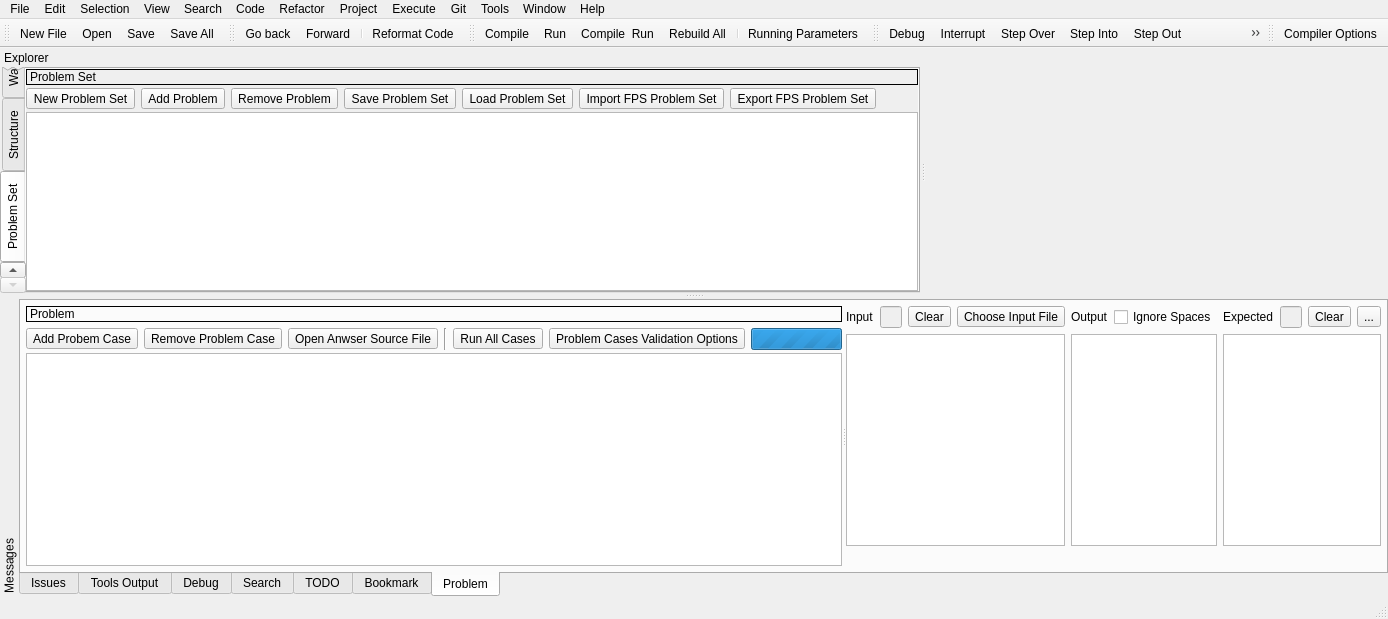
Above: RedPandaIDE/mainwindow.ui from royqh1979/RedPanda-CPP before the change. Below: the same form after it.
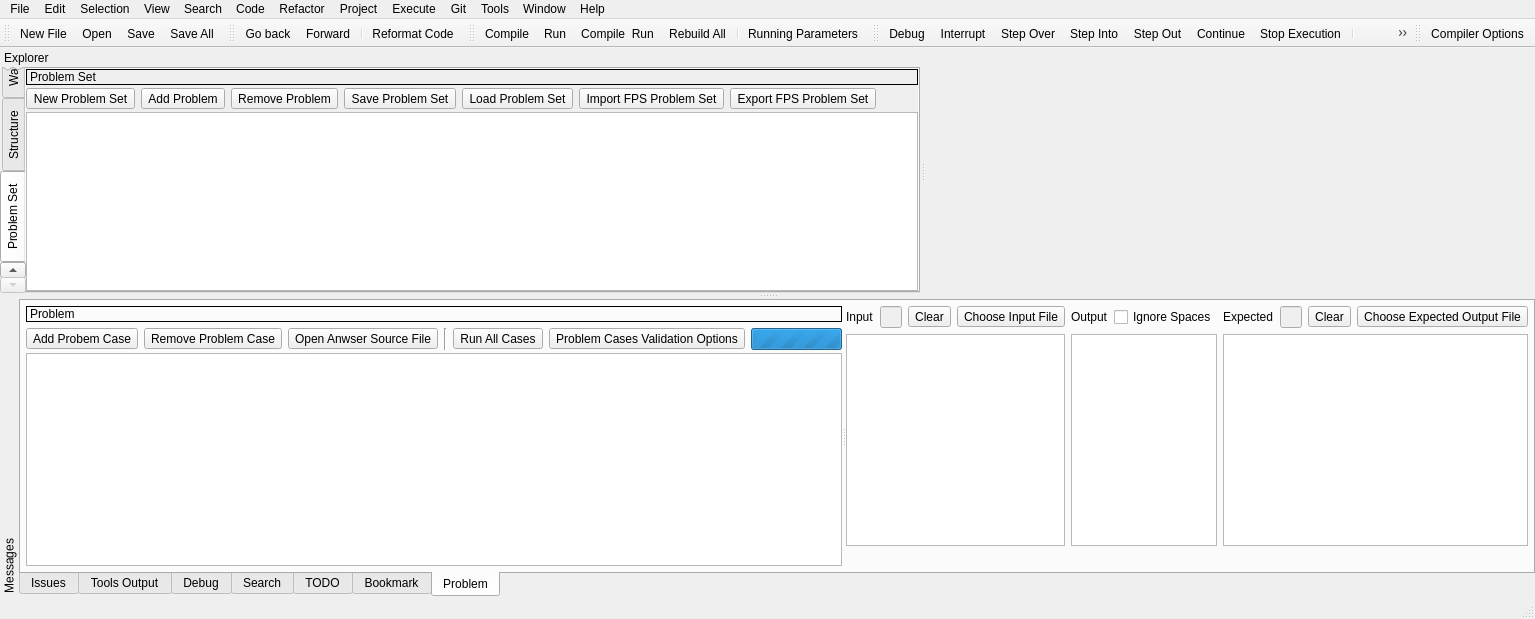
That is the form after the change. Icons and pictures are not drawn. Custom widgets are drawn as their Qt base class.

Commit message: refactor: tool buttons for problem & cases

Diff of the .ui file:
```diff
--- a/RedPandaIDE/mainwindow.ui
+++ b/RedPandaIDE/mainwindow.ui
@@ -1966,7 +1966,7 @@
              <item>
               <widget class="QToolButton" name="btnProblemCaseExpectedOutputFileName">
                <property name="text">
-                <string>...</string>
+                <string>Choose Expected Output File</string>
                </property>
                <property name="icon">
                 <iconset resource="icons.qrc">
```
The commit also changes 2 other files.
